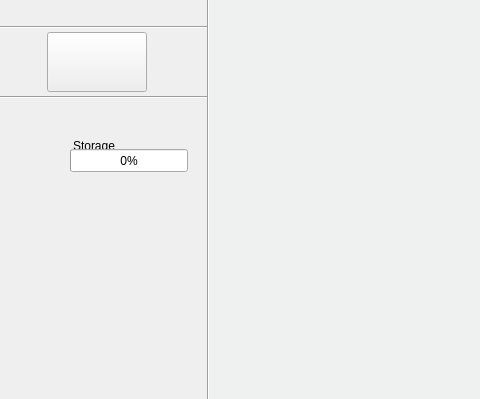
Before: the Qt Designer form app/mainwindow.ui in ce-itcr/MyInvincibleLibrary, drawn with Qt 5; both pictures show x 0 to 480 and y 401 to 800 of the 1200 by 800 pixel window.
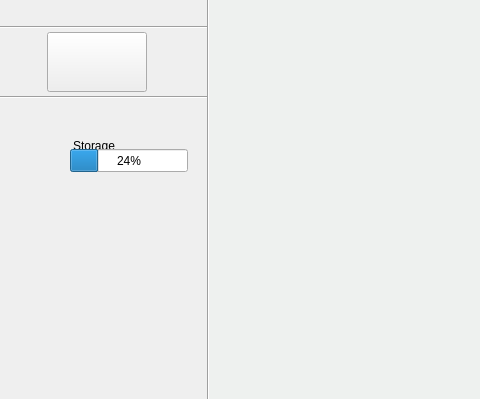
After: the same form once the commit is applied. Icons and pictures are not drawn.

The edit to the form file:
```diff
--- a/app/mainwindow.ui
+++ b/app/mainwindow.ui
@@ -274,7 +274,7 @@
      </rect>
     </property>
     <property name="value">
-     <number>0</number>
+     <number>24</number>
     </property>
    </widget>
    <widget class="Line" name="line_5">
```
Left out of the diff: 2 changed lines with no effect on the pictures.
